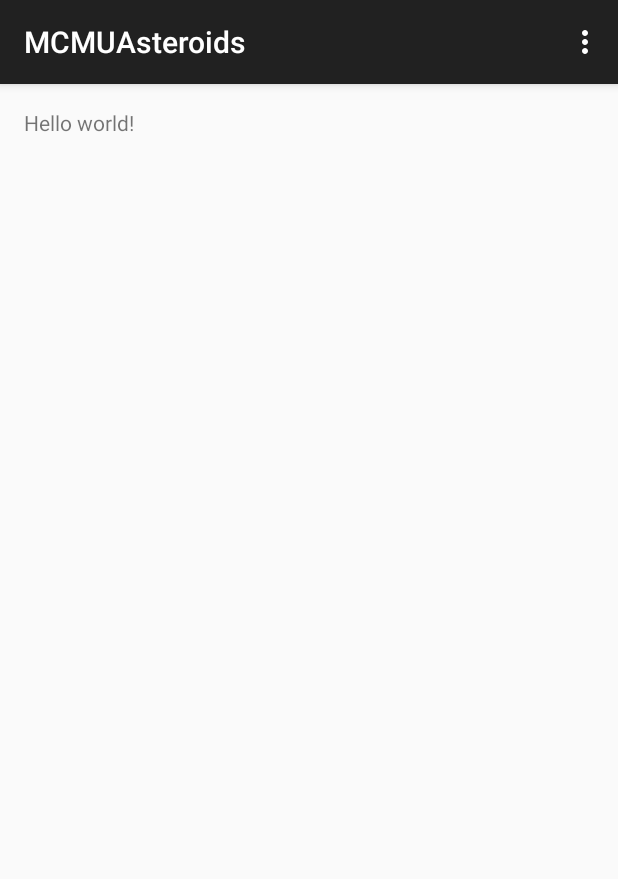
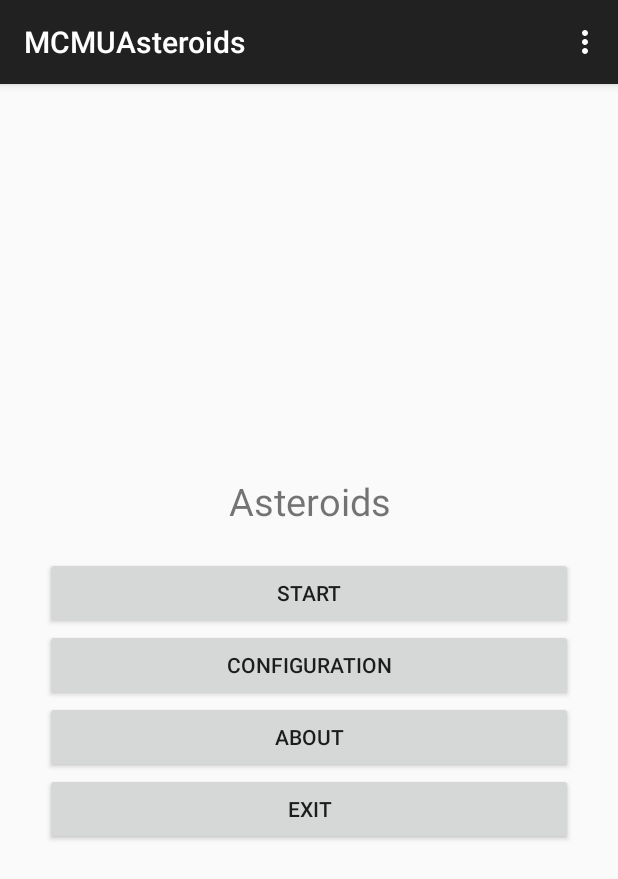
Before and after one commit to JuanIzquierdoDomenech/MCMUAsteroids, an Android app: the screen it shows after launch (MainActivity), on a phone screen of 412 x 824 dp. Shown: the top 879 px of the screen. Run offline under Robolectric (Android 15) with nearby library versions, the phone set to English and light mode, and no system bars.

Commit message:
Edit activity_main.xml

```diff
--- a/app/src/main/res/layout/activity_main.xml
+++ b/app/src/main/res/layout/activity_main.xml
@@ -1,11 +1,45 @@
-<RelativeLayout xmlns:android="http://schemas.android.com/apk/res/android"
-    xmlns:tools="http://schemas.android.com/tools" android:layout_width="match_parent"
-    android:layout_height="match_parent" android:paddingLeft="@dimen/activity_horizontal_margin"
-    android:paddingRight="@dimen/activity_horizontal_margin"
-    android:paddingTop="@dimen/activity_vertical_margin"
-    android:paddingBottom="@dimen/activity_vertical_margin" tools:context=".MainActivity">
+<LinearLayout
+    xmlns:android="http://schemas.android.com/apk/res/android"
+    xmlns:tools="http://schemas.android.com/tools"
+    android:orientation="vertical"
+    android:layout_width="match_parent"
+    android:layout_height="match_parent"
+    android:gravity="center"
+    android:padding="30dp"
+    tools:context=".MainActivity">
 
-    <TextView android:text="@string/hello_world" android:layout_width="wrap_content"
-        android:layout_height="wrap_content" />
+    <TextView
+        android:text="@string/asteroids"
+        android:layout_width="match_parent"
+        android:layout_height="wrap_content"
+        android:gravity="center"
+        android:textSize="25sp"
+        android:layout_marginBottom="20dp"/>
 
-</RelativeLayout>
+    <Button
+        android:id="@+id/btn_start"
+        android:layout_width="match_parent"
+        android:layout_height="wrap_content"
+        android:text="@string/start"/>
+
+    <Button
+        android:id="@+id/btn_config"
+        android:layout_width="match_parent"
+        android:layout_height="wrap_content"
+        android:text="@string/config"/>
+
+    <Button
+        android:id="@+id/btn_about"
+        android:layout_width="match_parent"
+        android:layout_height="wrap_content"
+        android:text="@string/about"/>
+
+    <Button
+        android:id="@+id/btn_exit"
+        android:layout_width="match_parent"
+        android:layout_height="wrap_content"
+        android:text="@string/exit"/>
+
+
+
+</LinearLayout>
--- a/app/src/main/res/values/strings.xml
+++ b/app/src/main/res/values/strings.xml
@@ -1,6 +1,11 @@
 <resources>
     <string name="app_name">MCMUAsteroids</string>
 
-    <string name="hello_world">Hello world!</string>
-    <string name="action_settings">Settings</string>
+    <string name="asteroids">Asteroids</string>
+
+    <string name="start">Start</string>
+    <string name="config">Configuration</string>
+    <string name="about">About</string>
+    <string name="exit">Exit</string>
+
 </resources>
```
